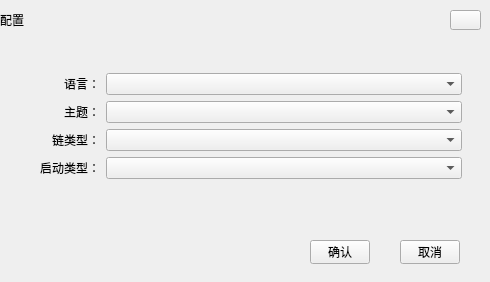
Before: the Qt Designer form ChainIDE/popwidget/ConfigWidget.ui in HcashOrg/HX-IDE, drawn with Qt 5.
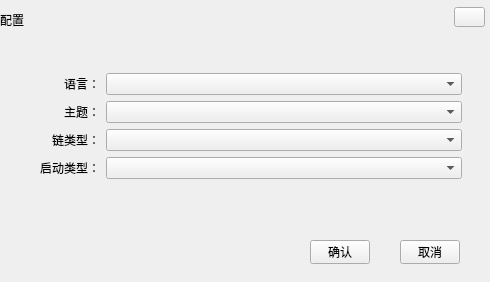
After: the same form once the commit is applied.

```diff
--- a/ChainIDE/popwidget/ConfigWidget.ui
+++ b/ChainIDE/popwidget/ConfigWidget.ui
@@ -29,8 +29,8 @@
   <widget class="QToolButton" name="closeBtn">
    <property name="geometry">
     <rect>
-     <x>450</x>
-     <y>10</y>
+     <x>454</x>
+     <y>7</y>
      <width>31</width>
      <height>20</height>
     </rect>
@@ -74,7 +74,7 @@
     <string>取消</string>
    </property>
   </widget>
-  <widget class="QWidget" name="">
+  <widget class="QWidget" name="layoutWidget">
    <property name="geometry">
     <rect>
      <x>11</x>
```
